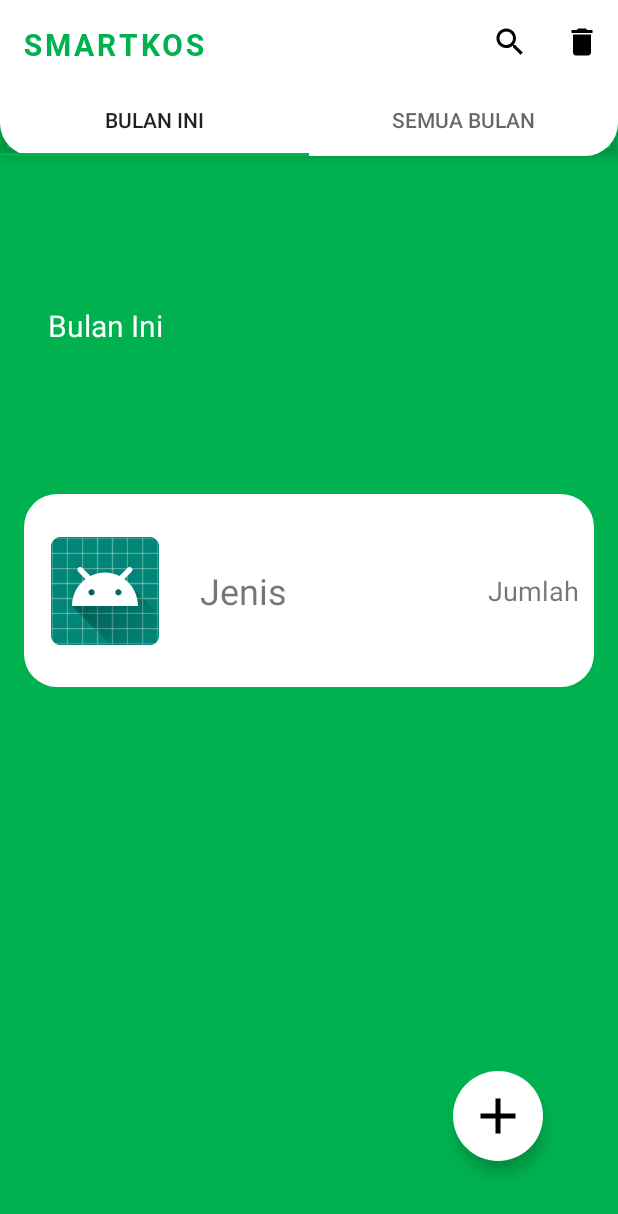
After one commit to FakhryanZ/smartkos-android, an Android app: the PengeluaranActivity screen opened directly, with no data from a screen before it, on a phone screen of 412 x 824 dp. The commit adds this screen. Shown: the top 1214 px of the screen. Run offline under Robolectric (Android 15) with nearby library versions, the phone set to English and light mode, and no system bars.

Commit message:
add layout pengeluaran

```diff
--- a/app/src/main/AndroidManifest.xml
+++ b/app/src/main/AndroidManifest.xml
@@ -15,6 +15,8 @@
             android:screenOrientation="portrait"/>
         <activity android:name=".activities.PenghuniActivity"
             android:screenOrientation="portrait"/>
+        <activity android:name=".activities.PengeluaranActivity"
+            android:screenOrientation="portrait"/>
         <activity android:name=".activities.MainActivity"
             android:screenOrientation="portrait">
             <intent-filter>
--- a/app/src/main/java/com/polinema/smartkos/activities/MainActivity.java
+++ b/app/src/main/java/com/polinema/smartkos/activities/MainActivity.java
@@ -27,4 +27,9 @@ public class MainActivity extends AppCompatActivity {
         Intent intent = new Intent(this,PenghuniActivity.class);
         startActivity(intent);
     }
+
+    public void buttonPengeluaranClicked(View view) {
+        Intent intent = new Intent(this,PengeluaranActivity.class);
+        startActivity(intent);
+    }
 }
--- /dev/null
+++ b/app/src/main/java/com/polinema/smartkos/activities/PengeluaranActivity.java
@@ -0,0 +1,72 @@
+package com.polinema.smartkos.activities;
+
+import androidx.appcompat.app.AppCompatActivity;
+import androidx.appcompat.widget.Toolbar;
+import androidx.viewpager.widget.ViewPager;
+
+import android.content.Intent;
+import android.os.Bundle;
+import android.view.Menu;
+import android.view.MenuInflater;
+import android.view.MenuItem;
+import android.view.View;
+import android.widget.Button;
+import android.widget.PopupMenu;
+import android.widget.TextView;
+
+import com.google.android.material.tabs.TabItem;
+import com.google.android.material.tabs.TabLayout;
+import com.polinema.smartkos.R;
+import com.polinema.smartkos.adapters.TabAdapter;
+
+public class PengeluaranActivity extends AppCompatActivity implements TabLayout.OnTabSelectedListener{
+    private ViewPager viewPager;
+    @Override
+    protected void onCreate(Bundle savedInstanceState) {
+        super.onCreate(savedInstanceState);
+        setContentView(R.layout.activity_pengeluaran);
+
+        Toolbar myToolbar = (Toolbar) findViewById(R.id.my_toolbar);
+        setSupportActionBar(myToolbar);
+        getSupportActionBar().setDisplayShowTitleEnabled(false);
+        TextView toolbarTitle = (TextView) myToolbar.findViewById(R.id.toolbar_title);
+        toolbarTitle.setLetterSpacing((float) 0.1);
+
+        TabLayout tabLayout = findViewById(R.id.tabs);
+        tabLayout.addTab(tabLayout.newTab().setText("Bulan Ini"));
+        tabLayout.addTab(tabLayout.newTab().setText("Semua Bulan"));
+
+        viewPager = (ViewPager)findViewById(R.id.fragment_layout);
+        TabAdapter tabAdapter = new TabAdapter(getSupportFragmentManager(), tabLayout.getTabCount());
+        viewPager.setAdapter(tabAdapter);
+        viewPager.addOnPageChangeListener(new TabLayout.TabLayoutOnPageChangeListener(tabLayout));
+    }
+
+    public boolean onCreateOptionsMenu(Menu menu) {
+
+        MenuInflater menuInflater = getMenuInflater();
+        menuInflater.inflate(R.menu.menu_toolbar,menu);
+
+        return true;
+    }
+
+    @Override
+    public void onTabSelected(TabLayout.Tab tab) {
+        viewPager.setCurrentItem(tab.getPosition());
+    }
+
+    @Override
+    public void onTabUnselected(TabLayout.Tab tab) {
+
+    }
+
+    @Override
+    public void onTabReselected(TabLayout.Tab tab) {
+
+    }
+
+    public void buttonAddClicked(View view) {
+        Intent intent = new Intent(this,TambahPengeluaran.class);
+        startActivity(intent);
+    }
+}
--- a/app/src/main/java/com/polinema/smartkos/activities/PenghuniActivity.java
+++ b/app/src/main/java/com/polinema/smartkos/activities/PenghuniActivity.java
@@ -3,6 +3,7 @@ package com.polinema.smartkos.activities;
 import androidx.appcompat.app.AppCompatActivity;
 import androidx.appcompat.widget.Toolbar;
 
+import android.content.Intent;
 import android.os.Bundle;
 import android.view.Menu;
 import android.view.MenuInflater;
@@ -77,4 +78,8 @@ public class PenghuniActivity extends AppCompatActivity {
         return true;
     }
 
+    public void buttonAddClicked(View view) {
+        Intent intent = new Intent(this,TambahPenghuni.class);
+        startActivity(intent);
+    }
 }
--- /dev/null
+++ b/app/src/main/java/com/polinema/smartkos/adapters/TabAdapter.java
@@ -0,0 +1,36 @@
+package com.polinema.smartkos.adapters;
+
+import androidx.annotation.NonNull;
+import androidx.fragment.app.Fragment;
+import androidx.fragment.app.FragmentManager;
+import androidx.fragment.app.FragmentPagerAdapter;
+
+import com.polinema.smartkos.fragments.PengeluaranBulanIni;
+import com.polinema.smartkos.fragments.PengeluaranSemuaBulan;
+
+public class TabAdapter extends FragmentPagerAdapter {
+    private int numOftabs;
+
+    public TabAdapter(@NonNull FragmentManager fm, int numOfTabs) {
+        super(fm);
+        this.numOftabs = numOfTabs;
+    }
+
+    @NonNull
+    @Override
+    public Fragment getItem(int position) {
+        switch (position) {
+            case 0:
+                return new PengeluaranBulanIni();
+            case 1:
+                return new PengeluaranSemuaBulan();
+            default:
+                return null;
+        }
+    }
+
+    @Override
+    public int getCount() {
+        return numOftabs;
+    }
+}
--- /dev/null
+++ b/app/src/main/java/com/polinema/smartkos/fragments/PengeluaranBulanIni.java
@@ -0,0 +1,35 @@
+package com.polinema.smartkos.fragments;
+
+import android.content.Context;
+import android.net.Uri;
+import android.os.Bundle;
+
+import androidx.annotation.Nullable;
+import androidx.fragment.app.Fragment;
+
+import android.view.LayoutInflater;
+import android.view.View;
+import android.view.ViewGroup;
+
+import com.polinema.smartkos.R;
+
+
+public class PengeluaranBulanIni extends Fragment {
+
+    public PengeluaranBulanIni() {
+        // Required empty public constructor
+    }
+
+    @Override
+    public void onCreate(@Nullable Bundle savedInstanceState) {
+        super.onCreate(savedInstanceState);
+    }
+
+    @Override
+    public View onCreateView(LayoutInflater inflater, ViewGroup container,
+                             Bundle savedInstanceState) {
+        // Inflate the layout for this fragment
+        return inflater.inflate(R.layout.fragment_pengeluaran_bulan_ini, container, false);
+    }
+
+}
--- /dev/null
+++ b/app/src/main/java/com/polinema/smartkos/fragments/PengeluaranSemuaBulan.java
@@ -0,0 +1,73 @@
+package com.polinema.smartkos.fragments;
+
+import android.content.Context;
+import android.net.Uri;
+import android.os.Bundle;
+
+import androidx.annotation.Nullable;
+import androidx.fragment.app.Fragment;
+
+import android.view.LayoutInflater;
+import android.view.View;
+import android.view.ViewGroup;
+import android.widget.ArrayAdapter;
+import android.widget.Spinner;
+
+import com.polinema.smartkos.R;
+
+/**
+ * A simple {@link Fragment} subclass.
+ * Activities that contain this fragment must implement the
+ * to handle interaction events.
+ */
+public class PengeluaranSemuaBulan extends Fragment {
+
+    public PengeluaranSemuaBulan() {
+        // Required empty public constructor
+    }
+
+    @Override
+    public void onCreate(@Nullable Bundle savedInstanceState) {
+        super.onCreate(savedInstanceState);
+
+    }
+
+    @Override
+    public View onCreateView(LayoutInflater inflater, ViewGroup container,
+                             Bundle savedInstanceState) {
+
+        View v = inflater.inflate(R.layout.fragment_pengeluaran_semua_bulan, container,false);
+
+        Spinner spinnerListBulan = (Spinner) v.findViewById(R.id.list_bulan);
+        String[] months = new String[]{
+                "Januari",
+                "Februari",
+                "Maret",
+                "April",
+                "Mei",
+                "Juni",
+                "Juli",
+                "Agustus",
+                "September",
+                "Oktober",
+                "November",
+                "Desember"
+        };
+        ArrayAdapter<String> spinnerListBulanAdapter = new ArrayAdapter<String>(this.getActivity(),R.layout.spinner,months);
+        spinnerListBulanAdapter.setDropDownViewResource(android.R.layout.simple_spinner_dropdown_item);
+        spinnerListBulan.setAdapter(spinnerListBulanAdapter);
+
+        Spinner spinnerOrder = (Spinner) v.findViewById(R.id.order);
+        String[] orders = new String[]{
+                "A-Z",
+                "Z-A"
+        };
+        ArrayAdapter<String> spinnerOrderAdapter = new ArrayAdapter<String>(this.getActivity(),R.layout.spinner,orders);
+        spinnerOrderAdapter.setDropDownViewResource(android.R.layout.simple_spinner_dropdown_item);
+        spinnerOrder.setAdapter(spinnerOrderAdapter);
+
+        return v;
+    }
+
+
+}
--- /dev/null
+++ b/app/src/main/res/drawable/ic_add_black_24dp.xml
@@ -0,0 +1,9 @@
+<vector xmlns:android="http://schemas.android.com/apk/res/android"
+        android:width="24dp"
+        android:height="24dp"
+        android:viewportWidth="24.0"
+        android:viewportHeight="24.0">
+    <path
+        android:fillColor="#FF000000"
+        android:pathData="M19,13h-6v6h-2v-6H5v-2h6V5h2v6h6v2z"/>
+</vector>
--- a/app/src/main/res/layout/activity_main.xml
+++ b/app/src/main/res/layout/activity_main.xml
@@ -152,7 +152,8 @@
         android:background="@mipmap/ic_launcher"
         app:layout_constraintEnd_toEndOf="@+id/viewBottom"
         app:layout_constraintStart_toEndOf="@id/guideline"
-        app:layout_constraintTop_toTopOf="@id/viewBottom" />
+        app:layout_constraintTop_toTopOf="@id/viewBottom"
+        android:onClick="buttonPengeluaranClicked"/>
 
     <TextView
         android:layout_width="wrap_content"
--- /dev/null
+++ b/app/src/main/res/layout/activity_pengeluaran.xml
@@ -0,0 +1,84 @@
+<?xml version="1.0" encoding="utf-8"?>
+<androidx.constraintlayout.widget.ConstraintLayout xmlns:android="http://schemas.android.com/apk/res/android"
+    xmlns:app="http://schemas.android.com/apk/res-auto"
+    xmlns:tools="http://schemas.android.com/tools"
+    android:layout_width="match_parent"
+    android:layout_height="match_parent"
+    android:background="@color/green">
+
+    <androidx.viewpager.widget.ViewPager
+        android:id="@+id/fragment_layout"
+        android:layout_width="0dp"
+        android:layout_height="wrap_content"
+        app:layout_constraintBottom_toBottomOf="parent"
+        app:layout_constraintEnd_toEndOf="parent"
+        app:layout_constraintHorizontal_bias="0.0"
+        app:layout_constraintStart_toStartOf="parent"
+        app:layout_constraintTop_toBottomOf="@+id/appbar"
+        app:layout_constraintVertical_bias="0.0">
+
+    </androidx.viewpager.widget.ViewPager>
+
+    <com.google.android.material.appbar.AppBarLayout
+        android:id="@+id/appbar"
+        android:layout_width="match_parent"
+        android:layout_height="wrap_content"
+        app:layout_constraintEnd_toEndOf="parent"
+        app:layout_constraintStart_toStartOf="parent"
+        app:layout_constraintTop_toTopOf="parent"
+        android:background="@drawable/curved_rectangle_bottom">
+
+        <androidx.appcompat.widget.Toolbar
+            android:id="@+id/my_toolbar"
+            android:layout_width="match_parent"
+            android:layout_height="wrap_content"
+            android:elevation="4dp"
+            android:theme="@style/ThemeOverlay.AppCompat.ActionBar"
+            app:layout_constraintEnd_toEndOf="parent"
+            app:layout_constraintHorizontal_bias="0.0"
+            app:layout_constraintStart_toStartOf="parent"
+            app:layout_constraintTop_toTopOf="parent">
+
+            <TextView
+                android:id="@+id/toolbar_title"
+                android:layout_width="wrap_content"
+                android:layout_height="wrap_content"
+                android:layout_gravity="start"
+                android:layout_marginTop="16dp"
+                android:fontFamily="@font/roboto_bold"
+                android:text="SMARTKOS"
+                android:textColor="@color/green"
+                android:textSize="20sp" />
+
+        </androidx.appcompat.widget.Toolbar>
+
+        <com.google.android.material.tabs.TabLayout
+            android:id="@+id/tabs"
+            android:layout_width="match_parent"
+            android:layout_height="wrap_content"
+            android:layout_gravity="fill"
+            app:layout_constraintEnd_toEndOf="parent"
+            app:layout_constraintStart_toStartOf="parent"
+            app:layout_constraintTop_toBottomOf="@+id/my_toolbar"
+            app:tabIndicatorColor="@color/green">
+
+        </com.google.android.material.tabs.TabLayout>
+    </com.google.android.material.appbar.AppBarLayout>
+
+    <com.google.android.material.floatingactionbutton.FloatingActionButton
+        android:id="@+id/add_button"
+        android:layout_width="wrap_content"
+        android:layout_height="wrap_content"
+        android:layout_marginEnd="50dp"
+        android:layout_marginBottom="50dp"
+        app:layout_constraintBottom_toBottomOf="parent"
+        app:layout_constraintEnd_toEndOf="parent"
+        android:src="@drawable/ic_add_black_24dp"
+        android:backgroundTint="@color/white"
+        app:borderWidth="0dp"
+        app:maxImageSize="40dp"
+        app:fabCustomSize="60dp"
+        android:onClick="buttonAddClicked"/>
+
+
+</androidx.constraintlayout.widget.ConstraintLayout>
--- /dev/null
+++ b/app/src/main/res/layout/fragment_pengeluaran_bulan_ini.xml
@@ -0,0 +1,104 @@
+<?xml version="1.0" encoding="utf-8"?>
+<FrameLayout xmlns:android="http://schemas.android.com/apk/res/android"
+    xmlns:app="http://schemas.android.com/apk/res-auto"
+    xmlns:tools="http://schemas.android.com/tools"
+    android:layout_width="match_parent"
+    android:layout_height="match_parent"
+    tools:context=".fragments.PengeluaranBulanIni">
+
+    <!-- TODO: Update blank fragment layout -->
+    <androidx.constraintlayout.widget.ConstraintLayout
+        android:layout_width="match_parent"
+        android:layout_height="match_parent">
+
+        <androidx.constraintlayout.widget.Guideline
+            android:id="@+id/guideline13"
+            android:layout_width="wrap_content"
+            android:layout_height="wrap_content"
+            android:orientation="vertical"
+            app:layout_constraintGuide_percent="0.3" />
+
+        <androidx.constraintlayout.widget.Guideline
+            android:id="@+id/guideline14"
+            android:layout_width="wrap_content"
+            android:layout_height="wrap_content"
+            android:orientation="vertical"
+            app:layout_constraintGuide_percent="0.7007299" />
+
+        <androidx.constraintlayout.widget.Guideline
+            android:id="@+id/guideline9"
+            android:layout_width="wrap_content"
+            android:layout_height="wrap_content"
+            android:orientation="horizontal"
+            app:layout_constraintGuide_end="470dp" />
+
+        <View
+            android:id="@+id/imageView7"
+            android:layout_width="0dp"
+            android:layout_height="0dp"
+            android:layout_marginStart="16dp"
+            android:layout_marginEnd="16dp"
+            android:background="@drawable/curved_rectangle_all"
+            app:layout_constraintBottom_toTopOf="@+id/guideline9"
+            app:layout_constraintEnd_toEndOf="parent"
+            app:layout_constraintHorizontal_bias="0.0"
+            app:layout_constraintStart_toStartOf="parent"
+            app:layout_constraintTop_toTopOf="@+id/guideline10"
+            app:layout_constraintVertical_bias="0.0" />
+
+        <androidx.constraintlayout.widget.Guideline
+            android:id="@+id/guideline10"
+            android:layout_width="wrap_content"
+            android:layout_height="wrap_content"
+            android:orientation="horizontal"
+            app:layout_constraintGuide_end="599dp" />
+
+        <TextView
+            android:id="@+id/namaBulan"
+            android:layout_width="wrap_content"
+            android:layout_height="wrap_content"
+            android:layout_marginStart="32dp"
+            android:layout_marginTop="16dp"
+            android:layout_marginBottom="16dp"
+            android:text="Bulan Ini"
+            android:textColor="@color/white"
+            android:textSize="20sp"
+            app:layout_constraintBottom_toTopOf="@+id/imageView7"
+            app:layout_constraintStart_toStartOf="parent"
+            app:layout_constraintTop_toTopOf="parent" />
+
+        <TextView
+            android:id="@+id/textView2"
+            android:layout_width="wrap_content"
+            android:layout_height="wrap_content"
+            android:layout_marginEnd="10dp"
+            android:text="Jumlah"
+            android:textSize="18sp"
+            app:layout_constraintBottom_toBottomOf="@+id/imageView7"
+            app:layout_constraintEnd_toEndOf="@+id/imageView7"
+            app:layout_constraintTop_toTopOf="@+id/imageView7" />
+
+        <TextView
+            android:id="@+id/textView10"
+            android:layout_width="wrap_content"
+            android:layout_height="wrap_content"
+            android:layout_marginStart="10dp"
+            android:text="Jenis"
+            android:textSize="24sp"
+            app:layout_constraintBottom_toBottomOf="@+id/imageView7"
+            app:layout_constraintStart_toStartOf="@+id/guideline13"
+            app:layout_constraintTop_toTopOf="@+id/imageView7" />
+
+        <ImageView
+            android:id="@+id/imageView9"
+            android:layout_width="wrap_content"
+            android:layout_height="wrap_content"
+            android:src="@mipmap/ic_launcher_round"
+            app:layout_constraintBottom_toBottomOf="@+id/imageView7"
+            app:layout_constraintEnd_toStartOf="@+id/guideline13"
+            app:layout_constraintStart_toStartOf="@+id/imageView7"
+            app:layout_constraintTop_toTopOf="@+id/imageView7" />
+    </androidx.constraintlayout.widget.ConstraintLayout>
+
+
+</FrameLayout>
--- a/app/src/main/res/values/strings.xml
+++ b/app/src/main/res/values/strings.xml
@@ -1,3 +1,6 @@
 <resources>
     <string name="app_name">SmartKos</string>
+
+    <!-- TODO: Remove or change this placeholder text -->
+    <string name="hello_blank_fragment">Hello blank fragment</string>
 </resources>
```
Also changed, not shown: app/src/main/res/anim/enter_from_left.xml (added, +10 -0 lines), app/src/main/res/anim/enter_from_right.xml (added, +10 -0 lines), app/src/main/res/anim/exit_from_left.xml (added, +9 -0 lines), app/src/main/res/anim/exit_from_right.xml (added, +9 -0 lines), app/src/main/res/layout/activity_penghuni.xml (+31 -9 lines), app/src/main/res/layout/fragment_pengeluaran_semua_bulan.xml (added, +104 -0 lines).
